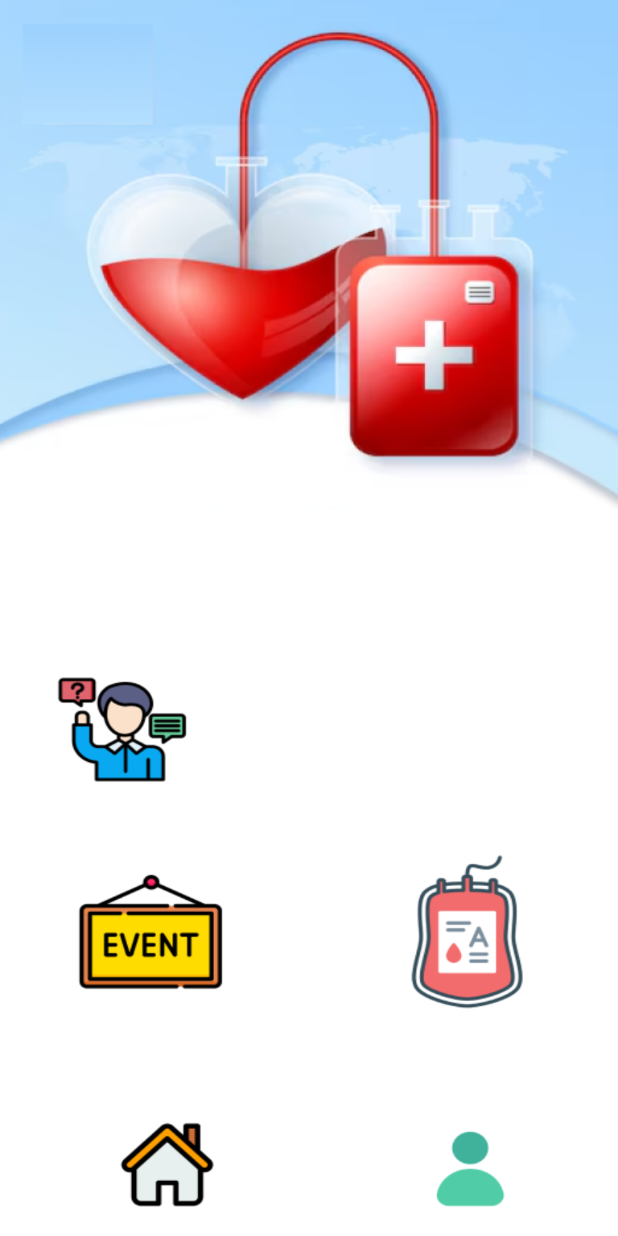
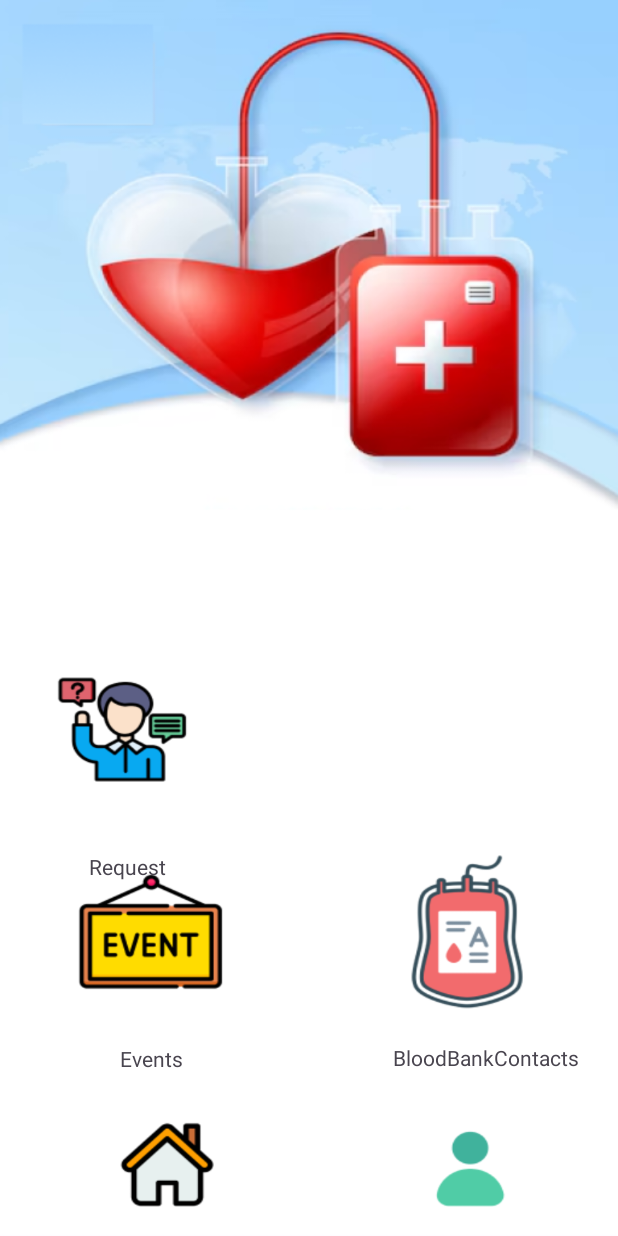
Before and after one commit to sshreya007/android-BloodDonationNetwork, an Android app: the HomeActivity screen opened directly, with no data from a screen before it, on a phone screen of 412 x 824 dp. Run offline under Robolectric (Android 15) with nearby library versions, the light colour scheme and no system bars.

Commit message:
tenth commit

```diff
--- a/app/src/main/java/com/example/blooddonationactivity/ui/activity/WelcomeActivity.kt
+++ b/app/src/main/java/com/example/blooddonationactivity/ui/activity/WelcomeActivity.kt
@@ -10,7 +10,7 @@ import com.example.blooddonationactivity.R
 import com.example.blooddonationactivity.databinding.ActivityWelcomeBinding
 
 class WelcomeActivity : AppCompatActivity() {
-    private lateinit var binding: ActivityWelcomeBinding
+    lateinit var binding: ActivityWelcomeBinding
 
     override fun onCreate(savedInstanceState: Bundle?) {
         super.onCreate(savedInstanceState)
--- a/app/src/main/res/layout/activity_blood_stock.xml
+++ b/app/src/main/res/layout/activity_blood_stock.xml
@@ -5,6 +5,7 @@
     android:id="@+id/main"
     android:layout_width="match_parent"
     android:layout_height="match_parent"
-    tools:context=".ui.activity.BloodStockActivity">
+    tools:context=".ui.activity.BloodStockActivity"
+    android:background="@drawable/bloodbankcontact">
 
 </androidx.constraintlayout.widget.ConstraintLayout>
--- a/app/src/main/res/layout/activity_home.xml
+++ b/app/src/main/res/layout/activity_home.xml
@@ -24,11 +24,11 @@
         android:id="@+id/buttonEvent"
         android:layout_width="92dp"
         android:layout_height="62dp"
-        android:layout_marginBottom="141dp"
+        android:layout_marginBottom="140dp"
         android:background="@color/transparent"
         app:layout_constraintBottom_toBottomOf="parent"
         app:layout_constraintEnd_toEndOf="parent"
-        app:layout_constraintHorizontal_bias="0.15"
+        app:layout_constraintHorizontal_bias="0.184"
         app:layout_constraintStart_toStartOf="parent" />
 
     <Button
@@ -54,4 +54,34 @@
         app:layout_constraintHorizontal_bias="0.795"
         app:layout_constraintStart_toStartOf="parent" />
 
+    <TextView
+        android:id="@+id/textView2"
+        android:layout_width="wrap_content"
+        android:layout_height="wrap_content"
+        android:layout_marginStart="59dp"
+        android:layout_marginTop="18dp"
+        android:text="Request "
+        app:layout_constraintStart_toStartOf="parent"
+        app:layout_constraintTop_toBottomOf="@+id/buttonRequest" />
+
+    <TextView
+        android:id="@+id/textView3"
+        android:layout_width="wrap_content"
+        android:layout_height="wrap_content"
+        android:layout_marginStart="80dp"
+        android:layout_marginTop="12dp"
+        android:text="Events"
+        app:layout_constraintStart_toStartOf="parent"
+        app:layout_constraintTop_toBottomOf="@+id/buttonEvent" />
+
+    <TextView
+        android:id="@+id/textView4"
+        android:layout_width="wrap_content"
+        android:layout_height="wrap_content"
+        android:layout_marginTop="20dp"
+        android:layout_marginEnd="26dp"
+        android:text="BloodBankContacts"
+        app:layout_constraintEnd_toEndOf="parent"
+        app:layout_constraintTop_toBottomOf="@+id/buttonBloodStock" />
+
 </androidx.constraintlayout.widget.ConstraintLayout>
--- a/gradle/libs.versions.toml
+++ b/gradle/libs.versions.toml
@@ -11,8 +11,11 @@ activity = "1.10.0"
 constraintlayout = "2.2.0"
 firebaseAuthKtx = "23.2.0"
 firebaseFirestoreKtx = "25.1.2"
+coroutines = "1.6.4"
 
 [libraries]
+kotlin-stdlib = { module = "org.jetbrains.kotlin:kotlin-stdlib", version.ref = "kotlin" }
+coroutines-core = { module = "org.jetbrains.kotlinx:kotlinx-coroutines-core", version.ref = "coroutines" }
 androidx-core-ktx = { group = "androidx.core", name = "core-ktx", version.ref = "coreKtx" }
 junit = { group = "junit", name = "junit", version.ref = "junit" }
 androidx-junit = { group = "androidx.test.ext", name = "junit", version.ref = "junitVersion" }
```
Also changed, not shown: app/build.gradle.kts (+15 -9 lines), app/src/main/java/com/example/blooddonationactivity/ui/activity/SignupActivity.kt (+7 -19 lines), app/src/main/res/layout/activity_profile.xml (+16 -6 lines), app/src/main/res/drawable/bloodbankcontact.png (added), app/src/main/res/drawable/events.png.
